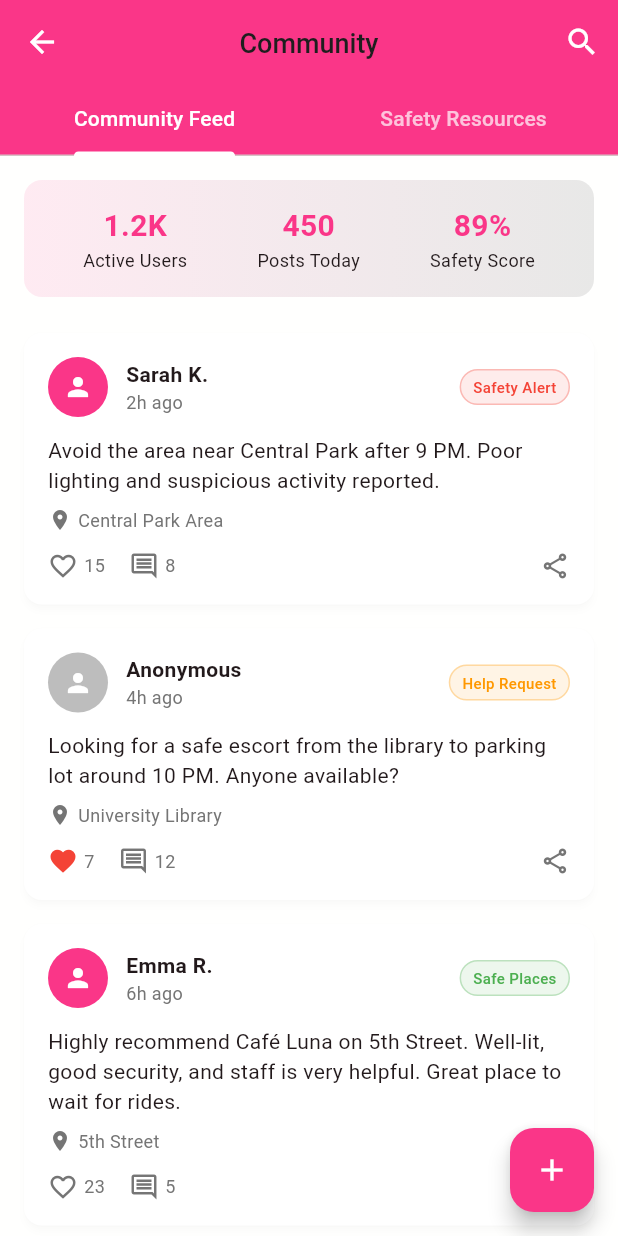
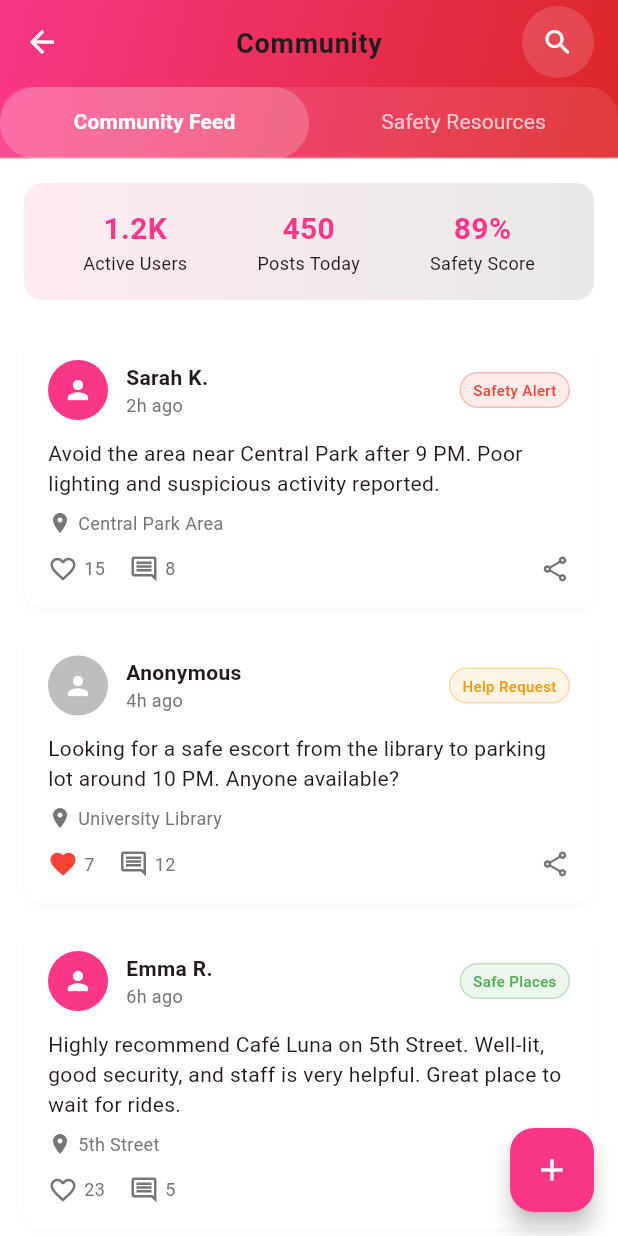
Before and after one commit to RensithUdara/SafeHer-Mobile-App, a Flutter app: the CommunityScreen screen opened by its route, on a phone screen of 412 x 824 dp. Run offline on Flutter 3.47's test engine with Material 3 defaults, Android fonts, the phone set to English and light mode, and no system bars; our stand-ins replace cached_network_image, cloud_firestore, firebase_analytics, firebase_auth, firebase_core, firebase_crashlytics and 12 more; missing offline and left inert: flutter_facebook_auth, torch_light, workmanager; accounts and stored records are empty; Roboto replaces fonts that are missing (Poppins).

Commit message:
feat: Revamp CommunityScreen app bar with custom styling and improved tab layout

```diff
--- a/lib/views/community/community_screen.dart
+++ b/lib/views/community/community_screen.dart
@@ -505,26 +505,79 @@ class _CommunityScreenState extends State<CommunityScreen>
   Widget build(BuildContext context) {
     return Scaffold(
       appBar: AppBar(
-        title: const Text('Community'),
+        title: const Text(
+          'Community',
+          style: TextStyle(
+            fontWeight: FontWeight.w700,
+            letterSpacing: 0.5,
+          ),
+        ),
         backgroundColor: AppColors.primary,
         foregroundColor: Colors.white,
         elevation: 0,
-        bottom: TabBar(
+        centerTitle: true,
+        flexibleSpace: Container(
+          decoration: const BoxDecoration(
+            gradient: LinearGradient(
+              begin: Alignment.topLeft,
+              end: Alignment.bottomRight,
+              colors: [
+                AppColors.primary,
+                AppColors.primaryDark,
+              ],
+            ),
+          ),
+        ),
+        bottom: PreferredSize(
+          preferredSize: const Size.fromHeight(50),
+          child: Container(
+            decoration: BoxDecoration(
+              color: Colors.white.withOpacity(0.1),
+              borderRadius: const BorderRadius.only(
+                topLeft: Radius.circular(20),
+                topRight: Radius.circular(20),
+              ),
+            ),
+            child: TabBar(
               controller: _tabController,
-          indicatorColor: Colors.white,
+              indicator: BoxDecoration(
+                color: Colors.white.withOpacity(0.2),
+                borderRadius: BorderRadius.circular(25),
+              ),
+              indicatorSize: TabBarIndicatorSize.tab,
               labelColor: Colors.white,
               unselectedLabelColor: Colors.white70,
+              labelStyle: const TextStyle(
+                fontWeight: FontWeight.w600,
+                fontSize: 14,
+              ),
+              unselectedLabelStyle: const TextStyle(
+                fontWeight: FontWeight.w400,
+                fontSize: 14,
+              ),
               tabs: const [
                 Tab(text: 'Community Feed'),
                 Tab(text: 'Safety Resources'),
               ],
             ),
+          ),
+        ),
         actions: [
-          IconButton(
+          Container(
+            margin: const EdgeInsets.only(right: 16),
+            decoration: BoxDecoration(
+              shape: BoxShape.circle,
+              color: Colors.white.withOpacity(0.15),
+            ),
+            child: IconButton(
               onPressed: () {
                 // TODO: Search functionality
               },
-            icon: const Icon(Icons.search),
+              icon: const Icon(
+                Icons.search_rounded,
+                size: 22,
+              ),
+            ),
           ),
         ],
       ),
```
Lines whose indentation alone changed are shown as unchanged.
